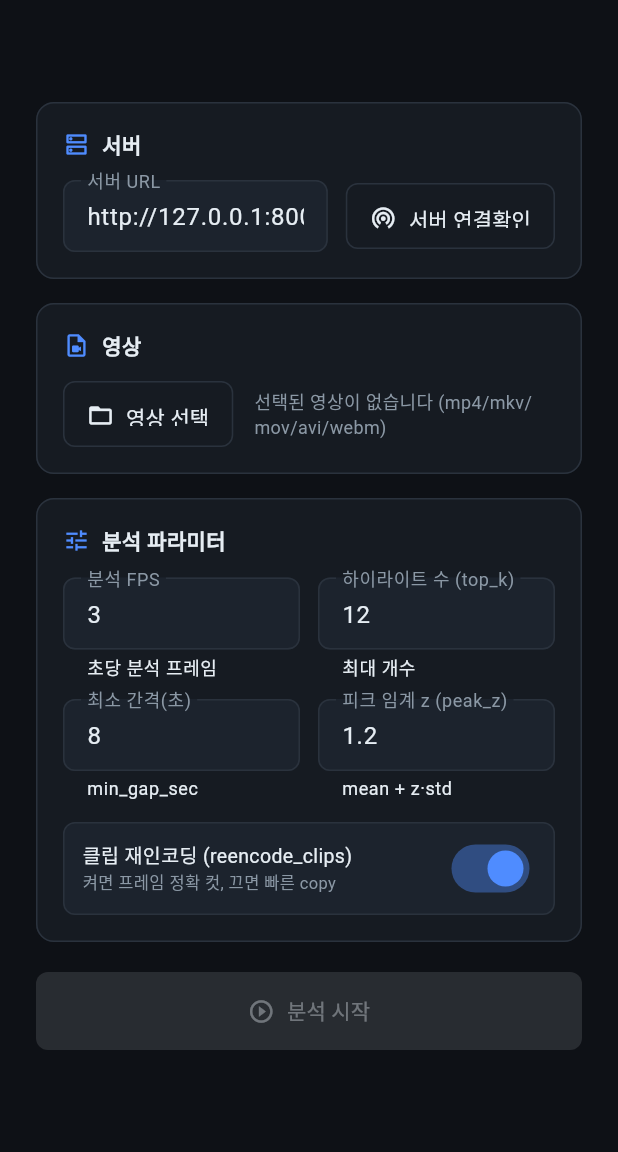
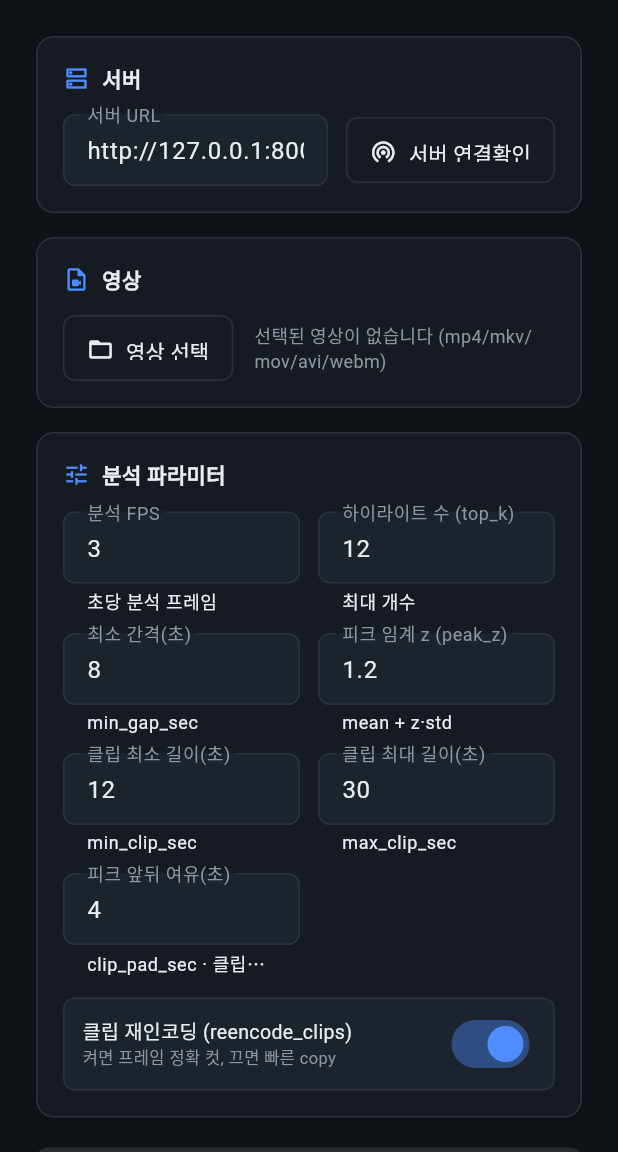
Before and after one commit to Blanche-jara/I-mTheBest, a Flutter app: the screen it shows after launch, on a phone screen of 412 x 824 dp, the part 84-1236 px from its top. Run offline on Flutter 3.47's test engine with Material 3 defaults, Android fonts, the phone set to English and light mode, and no system bars; our stand-ins replace fl_chart; missing offline and left inert: media_kit, media_kit_video; Roboto replaces fonts that are missing (Segoe UI).

Commit message:
feat: 하이라이트 길이 조절(기본 상향+GUI) + 튜닝 문서
- engine/config.py: 클립 길이 기본값 상향 (min_clip 4→12, max_clip 20→30, clip_pad 2→4)
- app: AnalysisParams에 minClipSec/maxClipSec/clipPadSec 추가 + toJson 전송
- app 홈 화면: 클립 최소/최대 길이·피크 앞뒤 여유 입력칸 3개 추가
- docs/05-tuning.md 신설: 길이 결정 원리·파라미터 표·설정 이식·media_kit CMP0175 경고
- README/HANDOVER에 05-tuning 링크 추가

Co-Authored-By: Claude Opus 4.8 (1M context) <noreply@anthropic.com>

```diff
--- a/app/lib/models/models.dart
+++ b/app/lib/models/models.dart
@@ -334,6 +334,9 @@ class AnalysisParams {
   final int topK;
   final double minGapSec;
   final double peakZ;
+  final double minClipSec;
+  final double maxClipSec;
+  final double clipPadSec;
   final bool reencodeClips;
 
   const AnalysisParams({
@@ -341,6 +344,9 @@ class AnalysisParams {
     this.topK = 12,
     this.minGapSec = 8.0,
     this.peakZ = 1.2,
+    this.minClipSec = 12.0,
+    this.maxClipSec = 30.0,
+    this.clipPadSec = 4.0,
     this.reencodeClips = true,
   });
 
@@ -349,6 +355,9 @@ class AnalysisParams {
         'top_k': topK,
         'min_gap_sec': minGapSec,
         'peak_z': peakZ,
+        'min_clip_sec': minClipSec,
+        'max_clip_sec': maxClipSec,
+        'clip_pad_sec': clipPadSec,
         'reencode_clips': reencodeClips,
       };
 }
--- a/app/lib/screens/home_screen.dart
+++ b/app/lib/screens/home_screen.dart
@@ -29,6 +29,12 @@ class _HomeScreenState extends State<HomeScreen> {
       TextEditingController(text: _fmt(widget.state.params.minGapSec));
   late final TextEditingController _zCtrl =
       TextEditingController(text: _fmt(widget.state.params.peakZ));
+  late final TextEditingController _minClipCtrl =
+      TextEditingController(text: _fmt(widget.state.params.minClipSec));
+  late final TextEditingController _maxClipCtrl =
+      TextEditingController(text: _fmt(widget.state.params.maxClipSec));
+  late final TextEditingController _padCtrl =
+      TextEditingController(text: _fmt(widget.state.params.clipPadSec));
   bool _reencode = true;
 
   bool _starting = false;
@@ -52,6 +58,9 @@ class _HomeScreenState extends State<HomeScreen> {
     _topKCtrl.dispose();
     _gapCtrl.dispose();
     _zCtrl.dispose();
+    _minClipCtrl.dispose();
+    _maxClipCtrl.dispose();
+    _padCtrl.dispose();
     super.dispose();
   }
 
@@ -76,6 +85,9 @@ class _HomeScreenState extends State<HomeScreen> {
       topK: int.tryParse(_topKCtrl.text.trim()) ?? 12,
       minGapSec: double.tryParse(_gapCtrl.text.trim()) ?? 8.0,
       peakZ: double.tryParse(_zCtrl.text.trim()) ?? 1.2,
+      minClipSec: double.tryParse(_minClipCtrl.text.trim()) ?? 12.0,
+      maxClipSec: double.tryParse(_maxClipCtrl.text.trim()) ?? 30.0,
+      clipPadSec: double.tryParse(_padCtrl.text.trim()) ?? 4.0,
       reencodeClips: _reencode,
     );
   }
@@ -151,6 +163,9 @@ class _HomeScreenState extends State<HomeScreen> {
                   topKCtrl: _topKCtrl,
                   gapCtrl: _gapCtrl,
                   zCtrl: _zCtrl,
+                  minClipCtrl: _minClipCtrl,
+                  maxClipCtrl: _maxClipCtrl,
+                  padCtrl: _padCtrl,
                   reencode: _reencode,
                   onReencode: (v) => setState(() => _reencode = v),
                 ),
@@ -414,6 +429,9 @@ class _ParamsSection extends StatelessWidget {
     required this.topKCtrl,
     required this.gapCtrl,
     required this.zCtrl,
+    required this.minClipCtrl,
+    required this.maxClipCtrl,
+    required this.padCtrl,
     required this.reencode,
     required this.onReencode,
   });
@@ -422,6 +440,9 @@ class _ParamsSection extends StatelessWidget {
   final TextEditingController topKCtrl;
   final TextEditingController gapCtrl;
   final TextEditingController zCtrl;
+  final TextEditingController minClipCtrl;
+  final TextEditingController maxClipCtrl;
+  final TextEditingController padCtrl;
   final bool reencode;
   final ValueChanged<bool> onReencode;
 
@@ -469,6 +490,40 @@ class _ParamsSection extends StatelessWidget {
                   helper: 'mean + z·std',
                 ),
               ),
+            ],
+          ),
+          const SizedBox(height: 12),
+          Row(
+            children: [
+              Expanded(
+                child: _NumField(
+                  controller: minClipCtrl,
+                  label: '클립 최소 길이(초)',
+                  helper: 'min_clip_sec',
+                ),
+              ),
+              const SizedBox(width: 12),
+              Expanded(
+                child: _NumField(
+                  controller: maxClipCtrl,
+                  label: '클립 최대 길이(초)',
+                  helper: 'max_clip_sec',
+                ),
+              ),
+            ],
+          ),
+          const SizedBox(height: 12),
+          Row(
+            children: [
+              Expanded(
+                child: _NumField(
+                  controller: padCtrl,
+                  label: '피크 앞뒤 여유(초)',
+                  helper: 'clip_pad_sec · 클립이 짧으면 이 값을 올리세요',
+                ),
+              ),
+              const SizedBox(width: 12),
+              const Expanded(child: SizedBox()),
             ],
           ),
           const SizedBox(height: 14),
```
Also changed, not shown: 4 other files.
